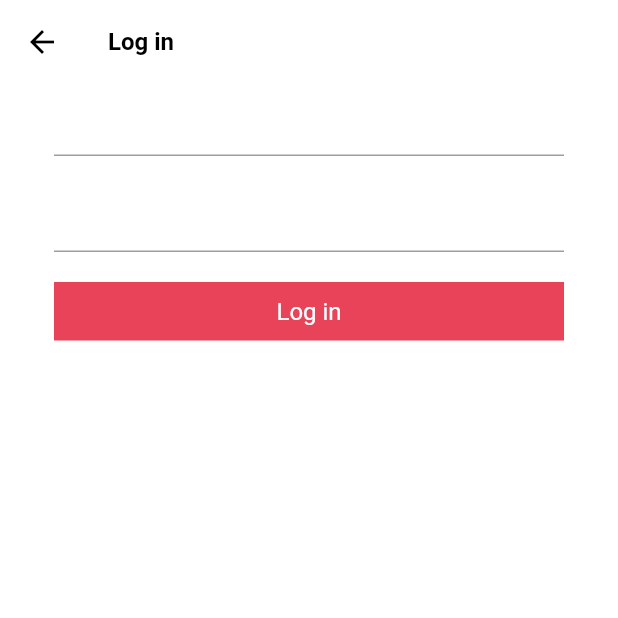
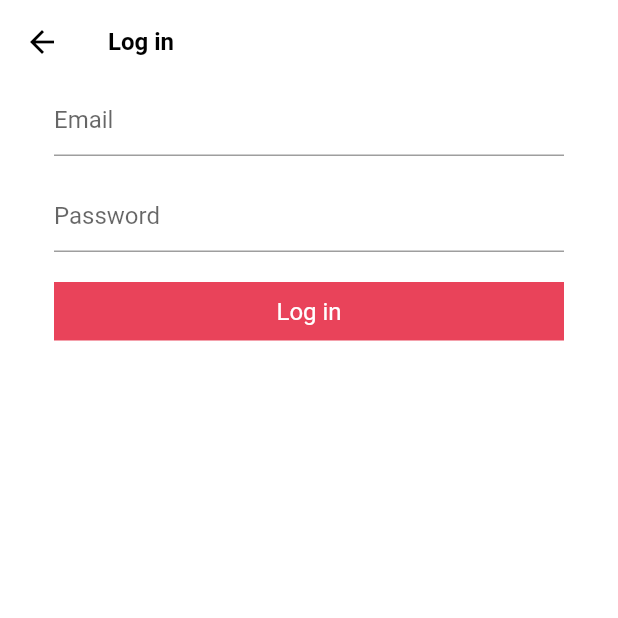
Before and after one commit to dongwooha/tiktok_clone, a Flutter app: the LoginFormScreen screen opened directly, on a phone screen of 412 x 824 dp, the top half of it. Run offline on Flutter 3.47's test engine with Material 2 defaults, Android fonts, the phone set to English and light mode, and no system bars; our stand-ins replace font_awesome_flutter.

Commit message:
TextFormFiled & Form

```diff
--- a/lib/features/authentication/widgets/login_form_screen.dart
+++ b/lib/features/authentication/widgets/login_form_screen.dart
@@ -11,6 +11,21 @@ class LoginFormScreen extends StatefulWidget {
 }
 
 class _LoginFormScreenState extends State<LoginFormScreen> {
+  final GlobalKey<FormState> _formKey = GlobalKey<FormState>();
+
+  Map<String, String> formData = {};
+
+  void onSubmitTap() {
+    // _formKey.currentState?.validate();
+    if (_formKey.currentState != null) {
+      if (_formKey.currentState!.validate()) {
+        _formKey.currentState!.save();
+        // print(formData.values);
+        print(formData);
+      }
+    }
+  }
+
   @override
   Widget build(BuildContext context) {
     return Scaffold(
@@ -22,15 +37,45 @@ class _LoginFormScreenState extends State<LoginFormScreen> {
           horizontal: 36,
         ),
         child: Form(
+          key: _formKey,
           child: Column(
-            children: const [
-              TextField(),
+            children: [
+              TextFormField(
+                decoration: const InputDecoration(
+                  hintText: "Email",
+                ),
+                validator: (value) {
+                  // return "I don't like your email";
+                  return null;
+                },
+                onSaved: ((newValue) {
+                  if (newValue != null) {
+                    formData['email'] = newValue;
+                  }
+                }),
+              ),
               Gaps.v16,
-              TextField(),
+              TextFormField(
+                decoration: const InputDecoration(
+                  hintText: "Password",
+                ),
+                validator: (value) {
+                  // return "Wrong password";
+                  return null;
+                },
+                onSaved: ((newValue) {
+                  if (newValue != null) {
+                    formData['password'] = newValue;
+                  }
+                }),
+              ),
               Gaps.v20,
-              FormButton(
-                disabled: false,
-                title: "Log in",
+              GestureDetector(
+                onTap: onSubmitTap,
+                child: const FormButton(
+                  disabled: false,
+                  title: "Log in",
+                ),
               ),
             ],
           ),
```
